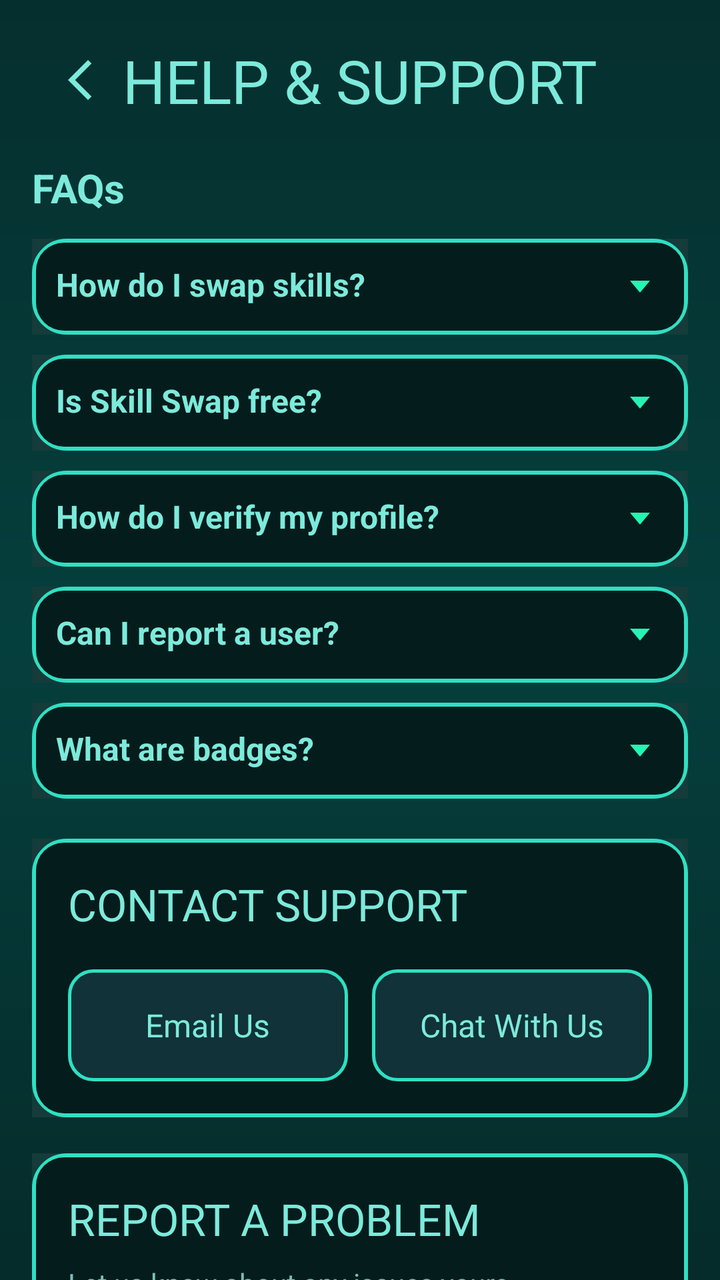
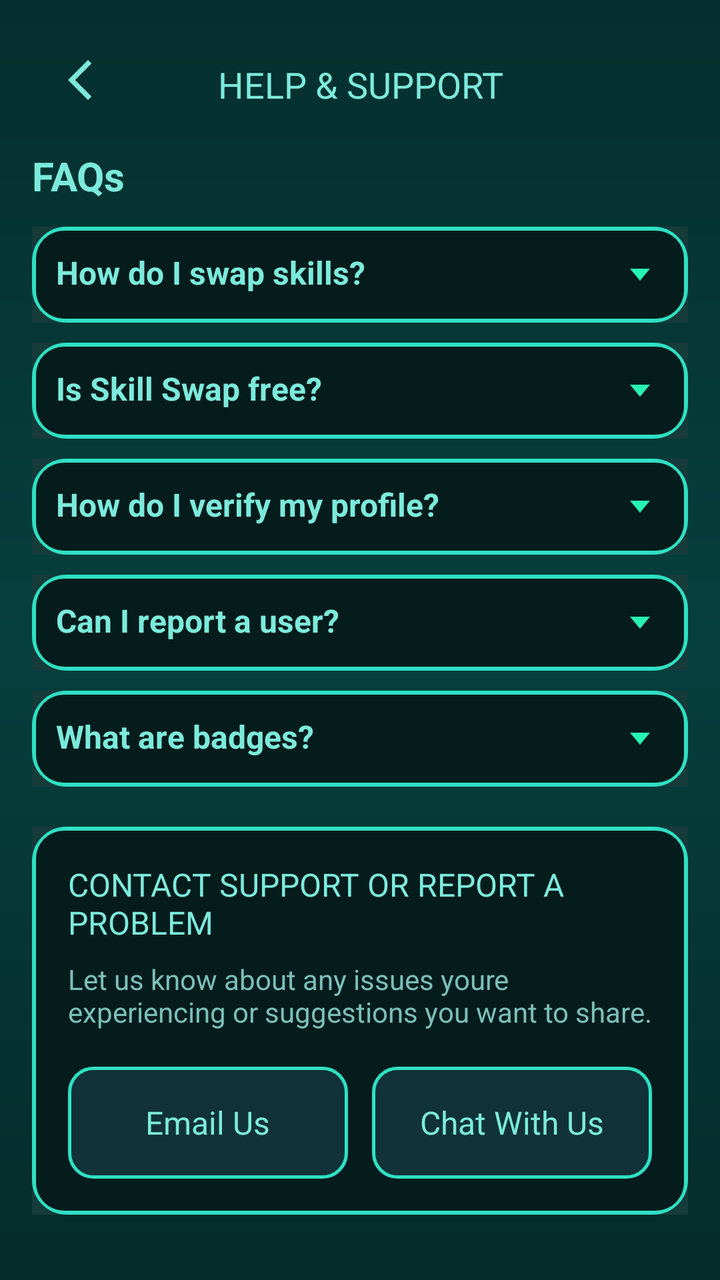

Screens rendered from an Android XML layout before and after an edit, with the pre-edit source and the edit as a unified diff.
<!-- AndroidManifest.xml: application theme Theme.SkillSwapAGenZSkillExchanger -->
<!-- res/layout/activity_help_support.xml -->
<?xml version="1.0" encoding="utf-8"?>
<androidx.constraintlayout.widget.ConstraintLayout
    xmlns:android="http://schemas.android.com/apk/res/android"
    xmlns:app="http://schemas.android.com/apk/res-auto"
    android:id="@+id/root"
    android:layout_width="match_parent"
    android:layout_height="match_parent"
    android:background="@drawable/bg_gradient">

    
    <ImageView
        android:id="@+id/btn_back"
        android:layout_width="40dp"
        android:layout_height="40dp"
        android:layout_marginTop="20dp"
        android:layout_marginStart="20dp"
        android:padding="8dp"
        android:src="@drawable/ic_back_activity"
        app:tint="@color/teal_light"
        android:background="?attr/selectableItemBackgroundBorderless"
        android:clickable="true"
        android:focusable="true"
        app:layout_constraintTop_toTopOf="parent"
        app:layout_constraintLeft_toLeftOf="parent"/>

    
    <TextView
        android:id="@+id/title"
        android:layout_width="0dp"
        android:layout_height="wrap_content"
        android:layout_marginTop="20dp"
        android:text="@string/help_support"
        android:textAllCaps="true"
        android:textSize="@dimen/title_size"
        android:textColor="@color/teal_light"
        android:gravity="center"
        app:layout_constraintTop_toTopOf="parent"
        app:layout_constraintLeft_toLeftOf="parent"
        app:layout_constraintRight_toRightOf="parent"/>

    <androidx.core.widget.NestedScrollView
        android:layout_width="0dp"
        android:layout_height="0dp"
        android:layout_marginTop="20dp"
        android:paddingHorizontal="@dimen/screen_padding"
        app:layout_constraintTop_toBottomOf="@id/title"
        app:layout_constraintBottom_toBottomOf="parent"
        app:layout_constraintLeft_toLeftOf="parent"
        app:layout_constraintRight_toRightOf="parent">

        <LinearLayout
            android:layout_width="match_parent"
            android:layout_height="wrap_content"
            android:orientation="vertical"
            android:paddingBottom="20dp">

            
            <TextView
                android:layout_width="wrap_content"
                android:layout_height="wrap_content"
                android:text="@string/faqs"
                android:textColor="@color/teal_light"
                android:textSize="20sp"
                android:textStyle="bold"
                android:layout_marginBottom="12dp"/>

            <LinearLayout
                android:id="@+id/faq_container"
                android:layout_width="match_parent"
                android:layout_height="wrap_content"
                android:orientation="vertical">

                
                <LinearLayout
                    android:id="@+id/faq1"
                    android:layout_width="match_parent"
                    android:layout_height="wrap_content"
                    android:orientation="vertical"
                    android:background="@drawable/neon_card"
                    android:padding="12dp"
                    android:layout_marginBottom="10dp">
                    <TextView
                        android:id="@+id/q1"
                        android:layout_width="match_parent"
                        android:layout_height="wrap_content"
                        android:text="How do I swap skills?"
                        android:textColor="@color/teal_light"
                        android:textSize="16sp"
                        android:textStyle="bold"
                        android:drawableEnd="@drawable/ic_arrow_down" />
                    <TextView
                        android:id="@+id/a1"
                        android:layout_width="match_parent"
                        android:layout_height="wrap_content"
                        android:text="You can search for users with the skills you want to learn, send them a message, and agree on a swap."
                        android:textColor="@color/text_secondary"
                        android:layout_marginTop="8dp"
                        android:visibility="gone"/>
                </LinearLayout>

                
                <LinearLayout
                    android:id="@+id/faq2"
                    android:layout_width="match_parent"
                    android:layout_height="wrap_content"
                    android:orientation="vertical"
                    android:background="@drawable/neon_card"
                    android:padding="12dp"
                    android:layout_marginBottom="10dp">
                    <TextView
                        android:id="@+id/q2"
                        android:layout_width="match_parent"
                        android:layout_height="wrap_content"
                        android:text="Is Skill Swap free?"
                        android:textColor="@color/teal_light"
                        android:textSize="16sp"
                        android:textStyle="bold"
                        android:drawableEnd="@drawable/ic_arrow_down" />
                    <TextView
                        android:id="@+id/a2"
                        android:layout_width="match_parent"
                        android:layout_height="wrap_content"
                        android:text="Yes, the core experience of swapping skills is completely free for all users."
                        android:textColor="@color/text_secondary"
                        android:layout_marginTop="8dp"
                        android:visibility="gone"/>
                </LinearLayout>

                
                <LinearLayout
                    android:id="@+id/faq3"
                    android:layout_width="match_parent"
                    android:layout_height="wrap_content"
                    android:orientation="vertical"
                    android:background="@drawable/neon_card"
                    android:padding="12dp"
                    android:layout_marginBottom="10dp">
                    <TextView
                        android:id="@+id/q3"
                        android:layout_width="match_parent"
                        android:layout_height="wrap_content"
                        android:text="How do I verify my profile?"
                        android:textColor="@color/teal_light"
                        android:textSize="16sp"
                        android:textStyle="bold"
                        android:drawableEnd="@drawable/ic_arrow_down" />
                    <TextView
                        android:id="@+id/a3"
                        android:layout_width="match_parent"
                        android:layout_height="wrap_content"
                        android:text="Go to settings and upload your CNIC for verification to get a verified badge."
                        android:textColor="@color/text_secondary"
                        android:layout_marginTop="8dp"
                        android:visibility="gone"/>
                </LinearLayout>

                
                <LinearLayout
                    android:id="@+id/faq4"
                    android:layout_width="match_parent"
                    android:layout_height="wrap_content"
                    android:orientation="vertical"
                    android:background="@drawable/neon_card"
                    android:padding="12dp"
                    android:layout_marginBottom="10dp">
                    <TextView
                        android:id="@+id/q4"
                        android:layout_width="match_parent"
                        android:layout_height="wrap_content"
                        android:text="Can I report a user?"
                        android:textColor="@color/teal_light"
                        android:textSize="16sp"
                        android:textStyle="bold"
                        android:drawableEnd="@drawable/ic_arrow_down" />
                    <TextView
                        android:id="@+id/a4"
                        android:layout_width="match_parent"
                        android:layout_height="wrap_content"
                        android:text="Yes, you can report any user from their profile or the report section in Help and Support."
                        android:textColor="@color/text_secondary"
                        android:layout_marginTop="8dp"
                        android:visibility="gone"/>
                </LinearLayout>

                
                <LinearLayout
                    android:id="@+id/faq5"
                    android:layout_width="match_parent"
                    android:layout_height="wrap_content"
                    android:orientation="vertical"
                    android:background="@drawable/neon_card"
                    android:padding="12dp"
                    android:layout_marginBottom="20dp">
                    <TextView
                        android:id="@+id/q5"
                        android:layout_width="match_parent"
                        android:layout_height="wrap_content"
                        android:text="What are badges?"
                        android:textColor="@color/teal_light"
                        android:textSize="16sp"
                        android:textStyle="bold"
                        android:drawableEnd="@drawable/ic_arrow_down" />
                    <TextView
                        android:id="@+id/a5"
                        android:layout_width="match_parent"
                        android:layout_height="wrap_content"
                        android:text="Badges are rewards for your activities and successful skill swaps on the platform."
                        android:textColor="@color/text_secondary"
                        android:layout_marginTop="8dp"
                        android:visibility="gone"/>
                </LinearLayout>
            </LinearLayout>

            
            <LinearLayout
                android:id="@+id/contact_card"
                android:layout_width="match_parent"
                android:layout_height="wrap_content"
                android:orientation="vertical"
                android:padding="@dimen/card_padding"
                android:background="@drawable/neon_card"
                android:layout_marginBottom="@dimen/card_margin">

                <TextView
                    android:id="@+id/contact_title"
                    android:layout_width="match_parent"
                    android:layout_height="wrap_content"
                    android:text="@string/contact_support"
                    android:textColor="@color/teal_light"
                    android:textSize="@dimen/card_title_size"/>

                
                <LinearLayout
                    android:layout_width="match_parent"
                    android:layout_height="wrap_content"
                    android:orientation="horizontal"
                    android:layout_marginTop="@dimen/button_row_margin"
                    android:gravity="center"
                    android:weightSum="2">

                    <RelativeLayout
                        android:id="@+id/email_button"
                        android:layout_width="0dp"
                        android:layout_height="@dimen/button_height"
                        android:layout_marginEnd="12dp"
                        android:layout_weight="1"
                        android:background="@drawable/neon_button_outline"
                        android:clickable="true"
                        android:focusable="true">
                        <TextView
                            android:layout_width="wrap_content"
                            android:layout_height="wrap_content"
                            android:text="@string/email_us"
                            android:textColor="@color/teal_light"
                            android:textSize="@dimen/button_text_size"
                            android:layout_centerInParent="true"/>
                    </RelativeLayout>

                    <RelativeLayout
                        android:id="@+id/chat_button"
                        android:layout_width="0dp"
                        android:layout_height="@dimen/button_height"
                        android:layout_weight="1"
                        android:background="@drawable/neon_button_outline"
                        android:clickable="true"
                        android:focusable="true">
                        <TextView
                            android:layout_width="wrap_content"
                            android:layout_height="wrap_content"
                            android:text="@string/chat_with_us"
                            android:textSize="@dimen/button_text_size"
                            android:textColor="@color/teal_light"
                            android:layout_centerInParent="true"/>
                    </RelativeLayout>
                </LinearLayout>
            </LinearLayout>

            
            <LinearLayout
                android:id="@+id/report_card"
                android:layout_width="match_parent"
                android:layout_height="wrap_content"
                android:orientation="vertical"
                android:padding="@dimen/card_padding"
                android:background="@drawable/neon_card">

                <TextView
                    android:id="@+id/report_title"
                    android:layout_width="match_parent"
                    android:layout_height="wrap_content"
                    android:text="@string/report_problem"
                    android:textColor="@color/teal_light"
                    android:textSize="@dimen/card_title_size"/>

                <TextView
                    android:id="@+id/report_sub"
                    android:layout_width="match_parent"
                    android:layout_height="wrap_content"
                    android:text="@string/report_sub"
                    android:textColor="@color/text_secondary"
                    android:textSize="@dimen/card_sub_size"
                    android:layout_marginTop="@dimen/sub_margin_top"/>
            </LinearLayout>
        </LinearLayout>
    </androidx.core.widget.NestedScrollView>

</androidx.constraintlayout.widget.ConstraintLayout>
<!-- resources referenced by this layout -->
<resources>
  <color name="teal_light">#7CEADB</color>
  <color name="text_secondary">#7BBFB8</color>
  <dimen name="button_height">56dp</dimen>
  <dimen name="button_row_margin">18dp</dimen>
  <dimen name="button_text_size">16dp</dimen>
  <dimen name="card_margin">18dp</dimen>
  <dimen name="card_padding">18dp</dimen>
  <dimen name="card_sub_size">14dp</dimen>
  <dimen name="card_title_size">22dp</dimen>
  <dimen name="screen_padding">16dp</dimen>
  <dimen name="sub_margin_top">8dp</dimen>
  <dimen name="title_size">30dp</dimen>
  <!-- drawable bg_gradient (drawable) -->
  <?xml version="1.0" encoding="utf-8"?>
  <shape xmlns:android="http://schemas.android.com/apk/res/android" android:shape="rectangle">
      <gradient
          android:angle="270"
          android:startColor="@color/bg_start"
          android:centerColor="@color/bg_center"
          android:endColor="@color/bg_end" />
  </shape>
  <!-- drawable ic_arrow_down (drawable) -->
  <vector xmlns:android="http://schemas.android.com/apk/res/android"
      android:width="24dp"
      android:height="24dp"
      android:viewportWidth="24"
      android:viewportHeight="24">
      <path
          android:fillColor="#27F3B3"
          android:pathData="M7,9l5,6 5,-6z" />
  </vector>
  <!-- drawable ic_back_activity (drawable) -->
  <vector xmlns:android="http://schemas.android.com/apk/res/android" android:height="24dp" android:tint="#27F3B3" android:viewportHeight="24" android:viewportWidth="24" android:width="24dp">
        
      <path android:fillColor="@android:color/white" android:pathData="M17.77,3.77l-1.77,-1.77l-10,10l10,10l1.77,-1.77l-8.23,-8.23z"/>
      
  </vector>
  <!-- drawable neon_card (drawable) -->
  <?xml version="1.0" encoding="utf-8"?>
  <layer-list xmlns:android="http://schemas.android.com/apk/res/android">
  
      
      <item android:left="-6dp" android:top="-6dp" android:right="-6dp" android:bottom="-6dp">
          <shape android:shape="rectangle">
              <solid android:color="#153B3A"/> 
              <corners android:radius="18dp"/>
          </shape>
      </item>
  
      
      <item>
          <shape android:shape="rectangle">
              <solid android:color="@android:color/transparent"/>
              <stroke android:width="2.5dp" android:color="@color/neon_stroke"/>
              <corners android:radius="16dp"/>
          </shape>
      </item>
  
      
      <item android:left="2dp" android:top="2dp" android:right="2dp" android:bottom="2dp">
          <shape android:shape="rectangle">
              <solid android:color="#051C1C"/>
              <corners android:radius="14dp"/>
          </shape>
      </item>
  
  </layer-list>
  <string name="chat_with_us">Chat With Us</string>
  <string name="contact_support">CONTACT SUPPORT</string>
  <string name="email_us">Email Us</string>
  <string name="faqs">FAQs</string>
  <string name="help_support">HELP &amp; SUPPORT</string>
  <string name="report_problem">REPORT A PROBLEM</string>
  <string name="report_sub">Let us know about any issues youre experiencing</string>
  <style name="Theme.SkillSwapAGenZSkillExchanger" parent="Base.Theme.SkillSwapAGenZSkillExchanger" />
  <color name="bg_start">#052f2e</color>
  <color name="bg_center">#053f3d</color>
  <color name="bg_end">#052b2a</color>
  <color name="mint_primary">#44DD4C</color>
  <color name="white">#FFFFFFFF</color>
  <color name="button_fill_trans">#103238</color>
  <color name="neon_stroke">#2FE0C2</color>
  <style name="Base.Theme.SkillSwapAGenZSkillExchanger" parent="Theme.Material3.DayNight.NoActionBar">
          
          <item name="android:statusBarColor">#103238</item>
          
      </style>
  <!-- unchanged entries left out for length: 1 -->
</resources>

<!-- the commit's change to res/layout/activity_help_support.xml (unified diff, before → after) -->
@@ -28,7 +28,7 @@
         android:id="@+id/title"
         android:layout_width="0dp"
         android:layout_height="wrap_content"
-        android:layout_marginTop="20dp"
+        android:layout_marginTop="30dp"
         android:text="@string/help_support"
         android:textAllCaps="true"
         android:textSize="@dimen/title_size"
@@ -92,7 +92,7 @@
                         android:id="@+id/a1"
                         android:layout_width="match_parent"
                         android:layout_height="wrap_content"
-                        android:text="You can search for users with the skills you want to learn, send them a message, and agree on a swap."
+                        android:text="You can search for users with the skills you want to learn, Match with them and send them a message, and agree on a swap."
                         android:textColor="@color/text_secondary"
                         android:layout_marginTop="8dp"
                         android:visibility="gone"/>
@@ -120,7 +120,7 @@
                         android:id="@+id/a2"
                         android:layout_width="match_parent"
                         android:layout_height="wrap_content"
-                        android:text="Yes, the core experience of swapping skills is completely free for all users."
+                        android:text="Yes, the core experience for this app of swapping skills is completely free for all users."
                         android:textColor="@color/text_secondary"
                         android:layout_marginTop="8dp"
                         android:visibility="gone"/>
@@ -228,6 +228,14 @@
                     android:text="@string/contact_support"
                     android:textColor="@color/teal_light"
                     android:textSize="@dimen/card_title_size"/>
+                <TextView
+                    android:id="@+id/report_sub"
+                    android:layout_width="match_parent"
+                    android:layout_height="wrap_content"
+                    android:text="@string/report_sub"
+                    android:textColor="@color/text_secondary"
+                    android:textSize="@dimen/card_sub_size"
+                    android:layout_marginTop="@dimen/sub_margin_top"/>
 
                 
                 <LinearLayout
@@ -275,32 +283,6 @@
                 </LinearLayout>
             </LinearLayout>
 
-            
-            <LinearLayout
-                android:id="@+id/report_card"
-                android:layout_width="match_parent"
-                android:layout_height="wrap_content"
-                android:orientation="vertical"
-                android:padding="@dimen/card_padding"
-                android:background="@drawable/neon_card">
-
-                <TextView
-                    android:id="@+id/report_title"
-                    android:layout_width="match_parent"
-                    android:layout_height="wrap_content"
-                    android:text="@string/report_problem"
-                    android:textColor="@color/teal_light"
-                    android:textSize="@dimen/card_title_size"/>
-
-                <TextView
-                    android:id="@+id/report_sub"
-                    android:layout_width="match_parent"
-                    android:layout_height="wrap_content"
-                    android:text="@string/report_sub"
-                    android:textColor="@color/text_secondary"
-                    android:textSize="@dimen/card_sub_size"
-                    android:layout_marginTop="@dimen/sub_margin_top"/>
-            </LinearLayout>
         </LinearLayout>
     </androidx.core.widget.NestedScrollView>
 
<!-- resource entries referenced after the edit -->
@@ -8,10 +8,10 @@
   <dimen name="card_margin">18dp</dimen>
   <dimen name="card_padding">18dp</dimen>
   <dimen name="card_sub_size">14dp</dimen>
-  <dimen name="card_title_size">22dp</dimen>
+  <dimen name="card_title_size">16dp</dimen>
   <dimen name="screen_padding">16dp</dimen>
   <dimen name="sub_margin_top">8dp</dimen>
-  <dimen name="title_size">30dp</dimen>
+  <dimen name="title_size">18dp</dimen>
   <!-- drawable bg_gradient (drawable) -->
   <?xml version="1.0" encoding="utf-8"?>
   <shape xmlns:android="http://schemas.android.com/apk/res/android" android:shape="rectangle">
@@ -68,12 +68,11 @@
   
   </layer-list>
   <string name="chat_with_us">Chat With Us</string>
-  <string name="contact_support">CONTACT SUPPORT</string>
+  <string name="contact_support">CONTACT SUPPORT OR REPORT A PROBLEM</string>
   <string name="email_us">Email Us</string>
   <string name="faqs">FAQs</string>
   <string name="help_support">HELP &amp; SUPPORT</string>
-  <string name="report_problem">REPORT A PROBLEM</string>
-  <string name="report_sub">Let us know about any issues youre experiencing</string>
+  <string name="report_sub">Let us know about any issues youre experiencing or suggestions you want to share.</string>
   <style name="Theme.SkillSwapAGenZSkillExchanger" parent="Base.Theme.SkillSwapAGenZSkillExchanger" />
   <color name="bg_start">#052f2e</color>
   <color name="bg_center">#053f3d</color>
